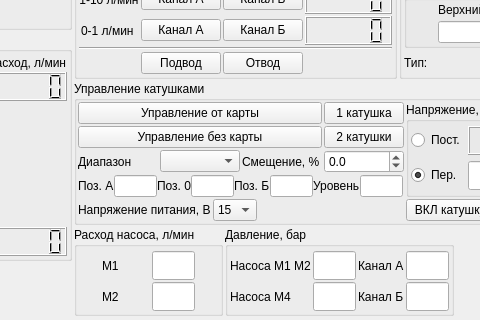
The window that manual_control.ui (firef0xff/SSHGS01) describes before a commit, drawn with Qt 5; both pictures show x 313 to 793 and y 336 to 656 of the 957 by 656 pixel window.
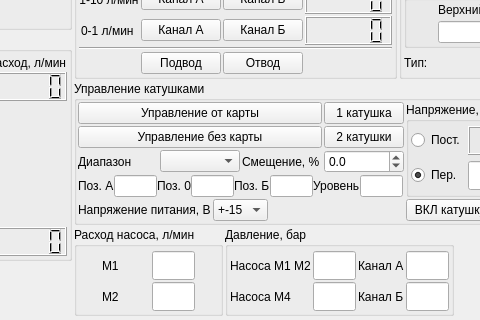
The same window after the commit.

```diff
--- a/manual_control.ui
+++ b/manual_control.ui
@@ -6,8 +6,8 @@
    <rect>
     <x>0</x>
     <y>0</y>
-    <width>902</width>
-    <height>597</height>
+    <width>1055</width>
+    <height>830</height>
    </rect>
   </property>
   <property name="sizePolicy">
@@ -2031,7 +2031,7 @@
            <widget class="QComboBox" name="BoardVoltage">
             <item>
              <property name="text">
-              <string>15</string>
+              <string>+-15</string>
              </property>
             </item>
             <item>
```
